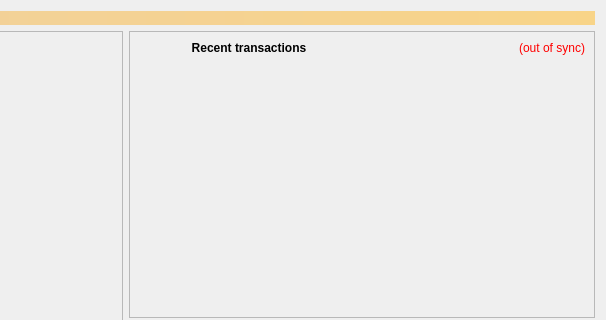
This is src/qt/forms/overviewpage.ui in bettexproject/bettexcoin as Qt 5 draws it before an edit; both pictures show x 354 to 960 and y 0 to 320 of the 960 by 615 pixel window. The edited form follows.
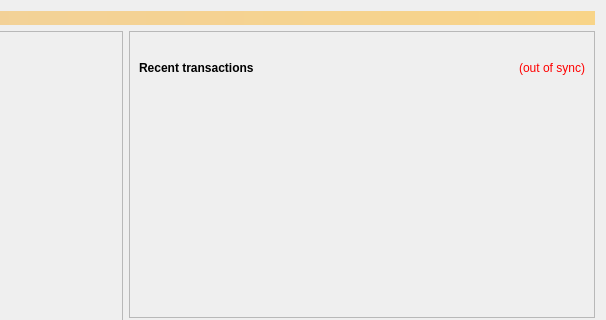
This is the edited form.

Diff of the .ui file:
```diff
--- a/src/qt/forms/overviewpage.ui
+++ b/src/qt/forms/overviewpage.ui
@@ -437,6 +437,22 @@
           <enum>QFrame::Raised</enum>
          </property>
          <layout class="QVBoxLayout" name="verticalLayout">
+          <item>
+           <spacer name="verticalSpacer_3">
+            <property name="orientation">
+             <enum>Qt::Vertical</enum>
+            </property>
+            <property name="sizeType">
+             <enum>QSizePolicy::Minimum</enum>
+            </property>
+            <property name="sizeHint" stdset="0">
+             <size>
+              <width>20</width>
+              <height>20</height>
+             </size>
+            </property>
+           </spacer>
+          </item>
           <item>
            <layout class="QHBoxLayout" name="horizontalLayout_2">
             <item>
@@ -451,7 +467,7 @@
                <string>Recent transactions</string>
               </property>
               <property name="alignment">
-               <set>Qt::AlignCenter</set>
+               <set>Qt::AlignLeading|Qt::AlignLeft|Qt::AlignVCenter</set>
               </property>
              </widget>
             </item>
```
Left out of the diff: 2 changed lines with no effect on the pictures.
